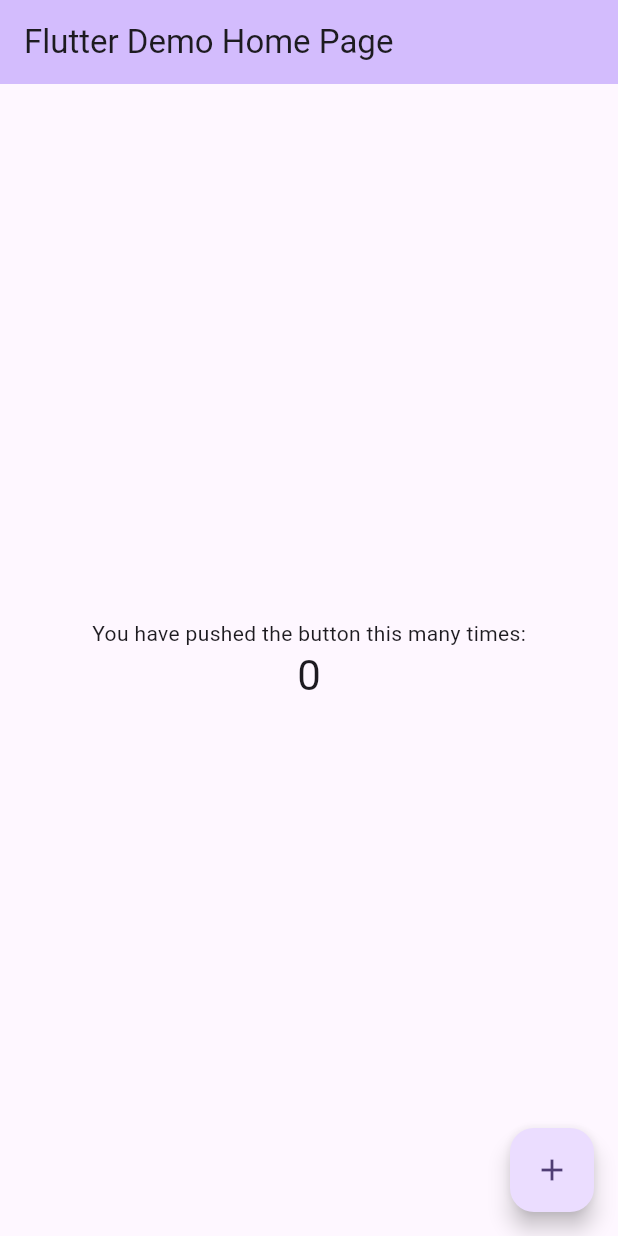
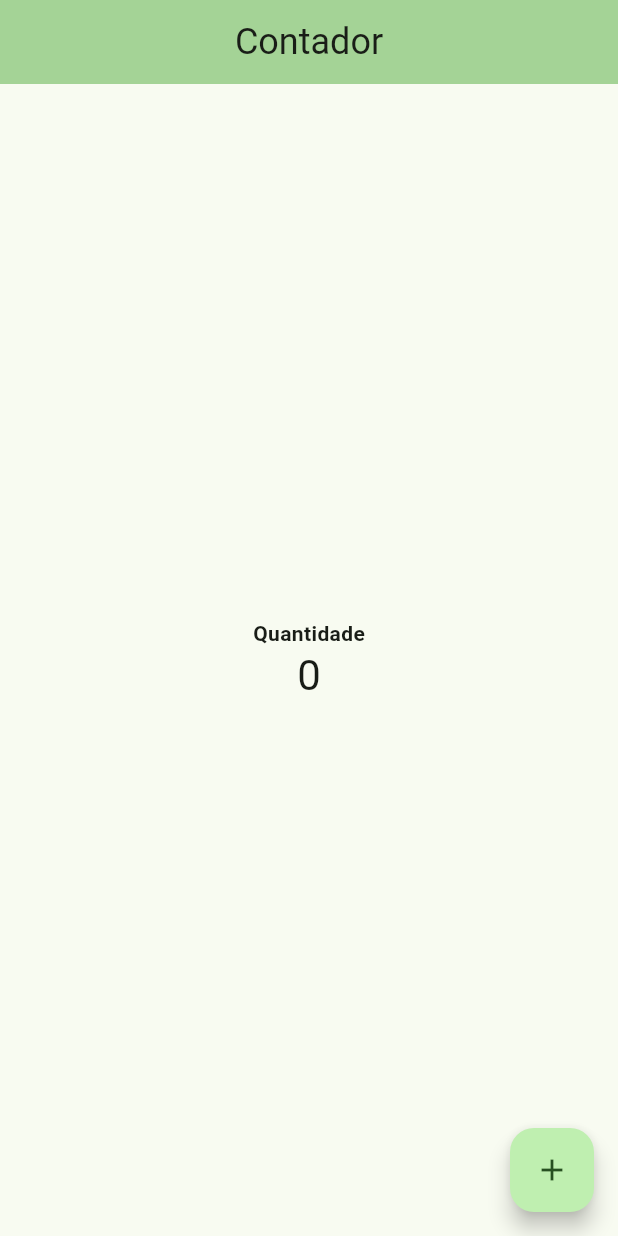
Before and after one commit to wagnersoaressantos/myappflutter, a Flutter app: the screen it shows after launch, on a phone screen of 412 x 824 dp. Run offline on Flutter 3.47's test engine with Material 3 defaults, Android fonts, the phone set to English and light mode, and no system bars.

Commit message:
atualizado a barra e os texto e cor

```diff
--- a/lib/main.dart
+++ b/lib/main.dart
@@ -11,41 +11,20 @@ class MyApp extends StatelessWidget {
   @override
   Widget build(BuildContext context) {
     return MaterialApp(
-      title: 'Flutter Demo',
+      title: 'App contador',
       theme: ThemeData(
-        // This is the theme of your application.
-        //
-        // TRY THIS: Try running your application with "flutter run". You'll see
-        // the application has a purple toolbar. Then, without quitting the app,
-        // try changing the seedColor in the colorScheme below to Colors.green
-        // and then invoke "hot reload" (save your changes or press the "hot
-        // reload" button in a Flutter-supported IDE, or press "r" if you used
-        // the command line to start the app).
-        //
-        // Notice that the counter didn't reset back to zero; the application
-        // state is not lost during the reload. To reset the state, use hot
-        // restart instead.
-        //
-        // This works for code too, not just values: Most code changes can be
-        // tested with just a hot reload.
-        colorScheme: ColorScheme.fromSeed(seedColor: Colors.deepPurple),
+        colorScheme: ColorScheme.fromSeed(
+          seedColor: const Color.fromARGB(255, 13, 230, 31),
+        ),
       ),
-      home: const MyHomePage(title: 'Flutter Demo Home Page'),
+      debugShowCheckedModeBanner: false,
+      home: const MyHomePage(title: 'Contador'),
     );
   }
 }
 
 class MyHomePage extends StatefulWidget {
   const MyHomePage({super.key, required this.title});
-
-  // This widget is the home page of your application. It is stateful, meaning
-  // that it has a State object (defined below) that contains fields that affect
-  // how it looks.
-
-  // This class is the configuration for the state. It holds the values (in this
-  // case the title) provided by the parent (in this case the App widget) and
-  // used by the build method of the State. Fields in a Widget subclass are
-  // always marked "final".
 
   final String title;
 
@@ -58,53 +37,26 @@ class _MyHomePageState extends State<MyHomePage> {
 
   void _incrementCounter() {
     setState(() {
-      // This call to setState tells the Flutter framework that something has
-      // changed in this State, which causes it to rerun the build method below
-      // so that the display can reflect the updated values. If we changed
-      // _counter without calling setState(), then the build method would not be
-      // called again, and so nothing would appear to happen.
       _counter++;
     });
   }
 
   @override
   Widget build(BuildContext context) {
-    // This method is rerun every time setState is called, for instance as done
-    // by the _incrementCounter method above.
-    //
-    // The Flutter framework has been optimized to make rerunning build methods
-    // fast, so that you can just rebuild anything that needs updating rather
-    // than having to individually change instances of widgets.
     return Scaffold(
       appBar: AppBar(
-        // TRY THIS: Try changing the color here to a specific color (to
-        // Colors.amber, perhaps?) and trigger a hot reload to see the AppBar
-        // change color while the other colors stay the same.
+        centerTitle: true,
         backgroundColor: Theme.of(context).colorScheme.inversePrimary,
-        // Here we take the value from the MyHomePage object that was created by
-        // the App.build method, and use it to set our appbar title.
-        title: Text(widget.title),
+        title: Text(widget.title, style: TextStyle(fontSize: 24)),
       ),
       body: Center(
-        // Center is a layout widget. It takes a single child and positions it
-        // in the middle of the parent.
         child: Column(
-          // Column is also a layout widget. It takes a list of children and
-          // arranges them vertically. By default, it sizes itself to fit its
-          // children horizontally, and tries to be as tall as its parent.
-          //
-          // Column has various properties to control how it sizes itself and
-          // how it positions its children. Here we use mainAxisAlignment to
-          // center the children vertically; the main axis here is the vertical
-          // axis because Columns are vertical (the cross axis would be
-          // horizontal).
-          //
-          // TRY THIS: Invoke "debug painting" (choose the "Toggle Debug Paint"
-          // action in the IDE, or press "p" in the console), to see the
-          // wireframe for each widget.
           mainAxisAlignment: MainAxisAlignment.center,
-          children: <Widget>[
-            const Text('You have pushed the button this many times:'),
+          children: [
+            const Text(
+              'Quantidade',
+              style: TextStyle(fontWeight: FontWeight.bold),
+            ),
             Text(
               '$_counter',
               style: Theme.of(context).textTheme.headlineMedium,
```
